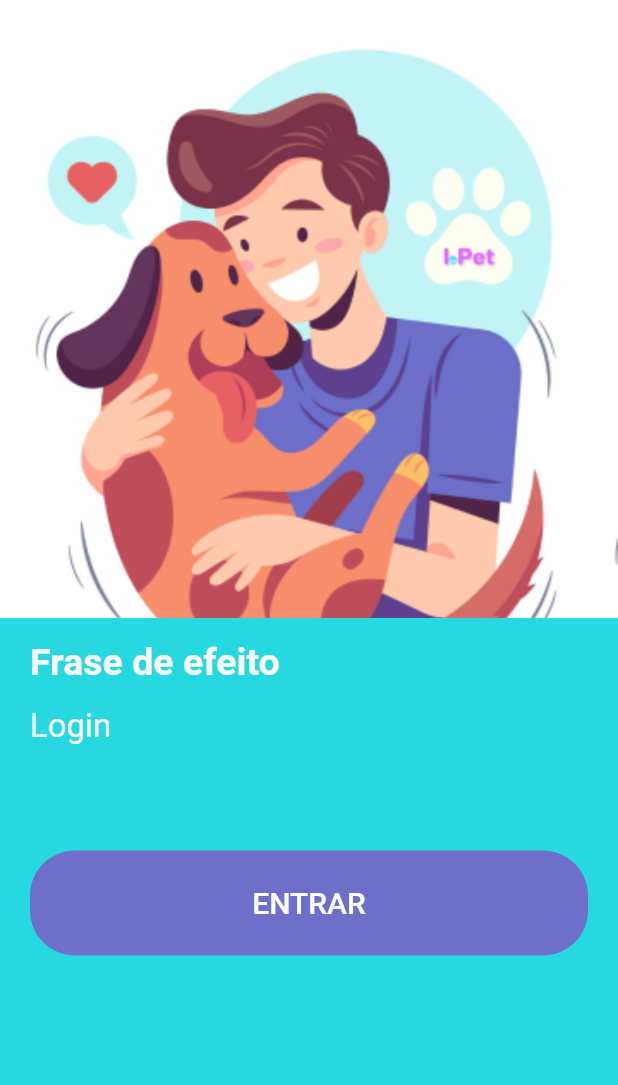
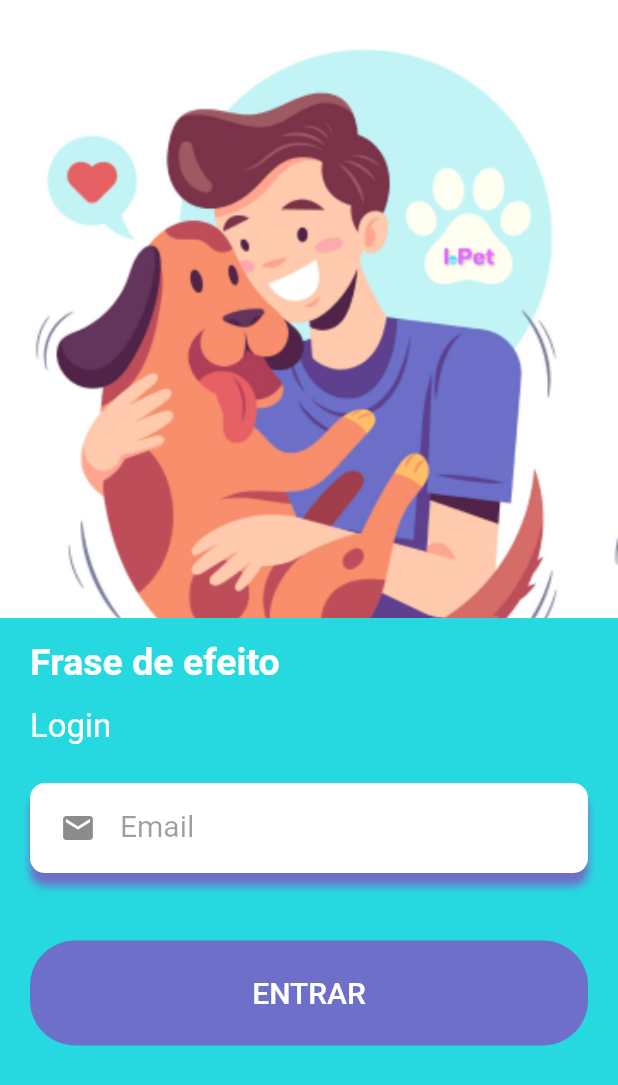
Before and after one commit to vitorekr/UnBArqDsw2022-2-2022.2_G4_IdotPet_Frontend, a Flutter app: the screen it shows after launch, on a phone screen of 412 x 824 dp. Shown: the top 1085 px of the screen. Run offline on Flutter 3.47's test engine with Material 2 defaults, Android fonts, the phone set to English and light mode, and no system bars; our stand-ins replace dio, get.

Commit message:
inserindo campo email
Co-Authored-By: Luan Cavalcante <67024690+Luan-Cavalcante@users.noreply.github.com>
Co-Authored-By: herick lima <48794282+hericklima22@users.noreply.github.com>

```diff
--- a/lib/modules/auth/ui/login_page.dart
+++ b/lib/modules/auth/ui/login_page.dart
@@ -2,6 +2,51 @@ import 'package:flutter/material.dart';
 import 'package:get/get.dart';
 import 'package:idotpet/config/app_routes.dart';
 import 'package:idotpet/modules/auth/data_provider/user_api.dart';
+
+Widget buildEmail(){
+  return Column(
+    children: <Widget>[
+      Container(
+            alignment: Alignment.center,
+            padding: const EdgeInsets.only(
+                left: 20,
+              ),
+            decoration: BoxDecoration(
+              color: Colors.white,
+              borderRadius: BorderRadius.circular(10),
+              // ignore: prefer_const_literals_to_create_immutables
+              boxShadow: [
+                const BoxShadow(
+                  color: Color.fromRGBO(109, 111, 200, 1),
+                  blurRadius: 4,
+                  offset: Offset(0,8),
+
+                )
+              ]
+            ),
+            height: 60,
+            child: const TextField(
+                  keyboardType: TextInputType.emailAddress,
+                  style: TextStyle(
+                    color: Colors.black38,
+                  ),
+                  decoration: InputDecoration(
+                    contentPadding: EdgeInsets.only(top:14),
+                    border: InputBorder.none,
+                    icon: Icon(Icons.email),
+                    labelText: 'Email',
+                    labelStyle: TextStyle(
+                    color: Colors.black38,
+                    fontWeight: FontWeight.w400,
+                    fontSize: 20,
+
+                  ),
+                ),
+           ),
+        ),
+    ],
+  );
+}
 
 class LoginPage extends StatelessWidget {
   const LoginPage({super.key});
@@ -54,7 +99,7 @@ class LoginPage extends StatelessWidget {
             const SizedBox(
               height: 25,
             ),
-            //buildEmail(),
+            buildEmail(),
             const SizedBox(
               height: 20,
             ),
```
